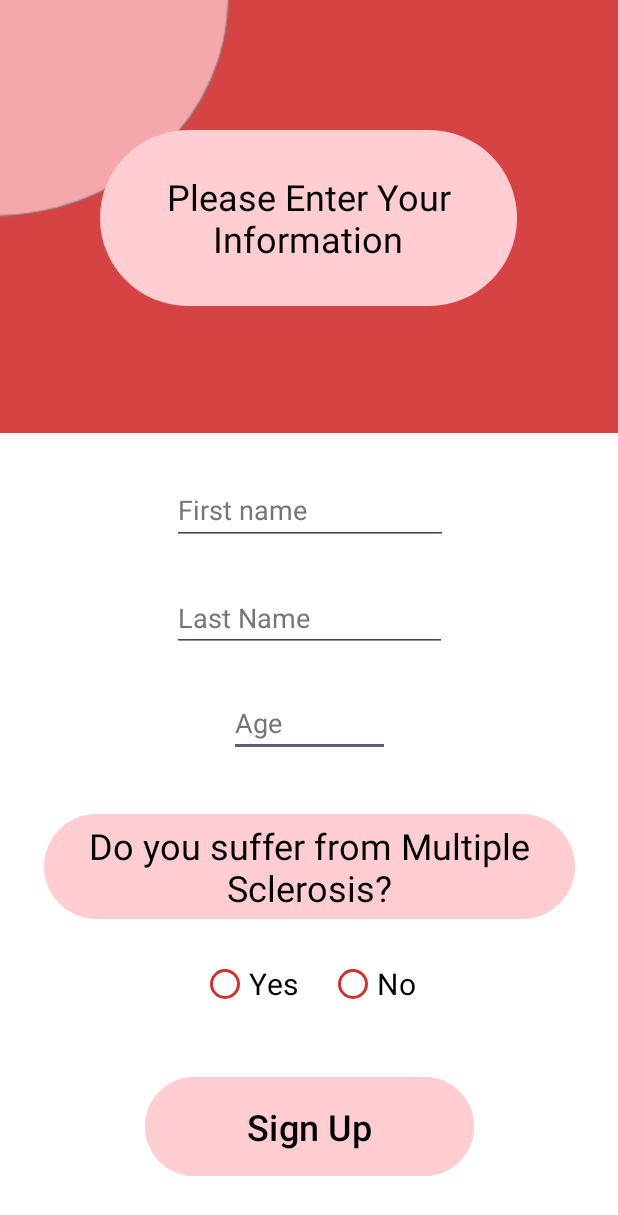
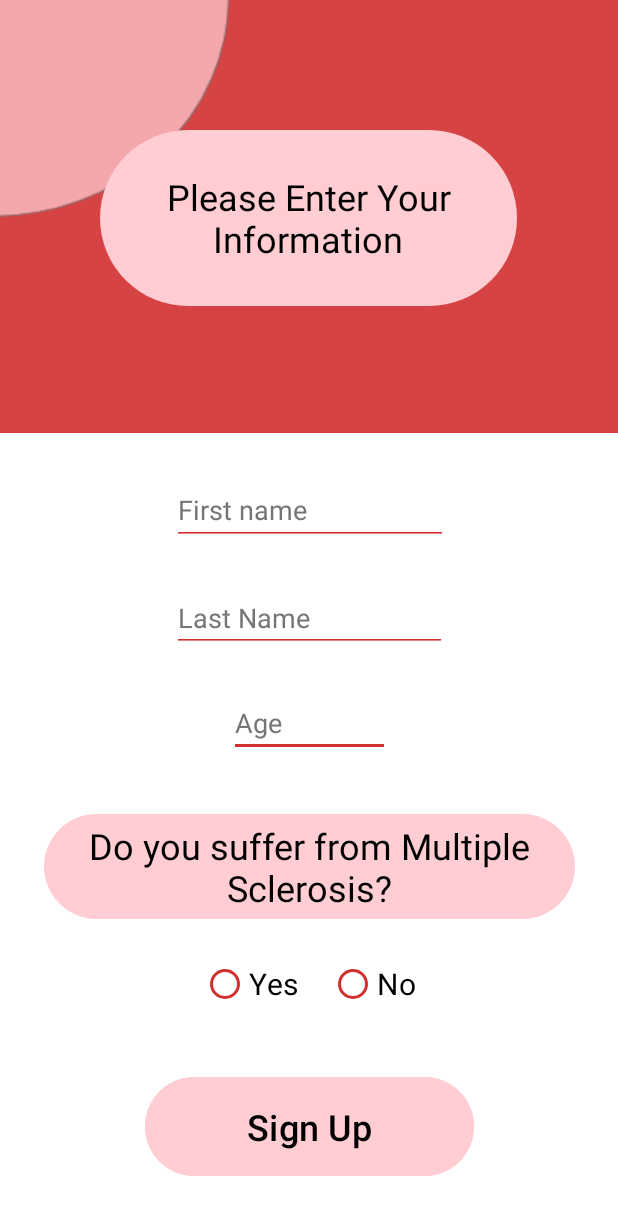
Before and after one commit to pickenst/MS-Aid, an Android app: the SignupActivityTwo screen opened directly, with no data from a screen before it, on a phone screen of 412 x 824 dp. Shown: the top 1215 px of the screen. Run offline under Robolectric (Android 15) with nearby library versions, the phone set to English and light mode, and no system bars.

Commit message:
Version 1.7.1

```diff
--- a/app/src/main/res/layout/activity_add_medication.xml
+++ b/app/src/main/res/layout/activity_add_medication.xml
@@ -63,6 +63,7 @@
         android:ems="10"
         android:hint="Name"
         android:inputType="text"
+        android:textColor="@color/black"
         android:padding="10dp"
         app:layout_constraintBottom_toTopOf="@+id/Instructions"
         app:layout_constraintEnd_toEndOf="parent"
@@ -101,6 +102,7 @@
         android:hint="Instructions"
         android:inputType="textMultiLine"
         android:padding="10dp"
+        android:textColor="@color/black"
         app:layout_constraintEnd_toEndOf="parent"
         app:layout_constraintHorizontal_bias="0.182"
         app:layout_constraintStart_toStartOf="parent"
--- a/app/src/main/res/layout/activity_signup_one.xml
+++ b/app/src/main/res/layout/activity_signup_one.xml
@@ -60,6 +60,7 @@
         android:ems="10"
         android:hint="@string/confirm_password"
         android:inputType="textPassword"
+        android:backgroundTint="@color/control_panel_red"
         android:textColor="@color/black"
         android:textColorHint="@color/textbox_gray"
         app:layout_constraintBottom_toBottomOf="parent"
@@ -76,6 +77,7 @@
         android:ems="10"
         android:hint="@string/username"
         android:inputType="text"
+        android:backgroundTint="@color/control_panel_red"
         android:textColor="@color/black"
         android:textColorHint="@color/textbox_gray"
         app:layout_constraintBottom_toBottomOf="parent"
@@ -92,6 +94,7 @@
         android:ems="10"
         android:hint="@string/password"
         android:inputType="textPassword"
+        android:backgroundTint="@color/control_panel_red"
         android:textColor="@color/black"
         android:textColorHint="@color/textbox_gray"
         app:layout_constraintBottom_toBottomOf="parent"
--- a/app/src/main/res/layout/activity_signup_two.xml
+++ b/app/src/main/res/layout/activity_signup_two.xml
@@ -29,6 +29,7 @@
         android:ems="10"
         android:hint="@string/age"
         android:inputType="text"
+        android:backgroundTint="@color/control_panel_red"
         android:textColor="@color/black"
         android:textColorHint="@color/textbox_gray"
         app:layout_constraintBottom_toBottomOf="parent"
@@ -76,6 +77,7 @@
         android:ems="10"
         android:hint="@string/first_name"
         android:inputType="text"
+        android:backgroundTint="@color/control_panel_red"
         android:textColor="@color/black"
         android:textColorHint="@color/textbox_gray"
         app:layout_constraintBottom_toBottomOf="parent"
@@ -92,6 +94,7 @@
         android:ems="10"
         android:hint="@string/last_name"
         android:inputType="text"
+        android:backgroundTint="@color/control_panel_red"
         android:textColor="@color/black"
         android:textColorHint="@color/textbox_gray"
         app:layout_constraintBottom_toBottomOf="parent"
```
Also changed, not shown: 1 other file.
